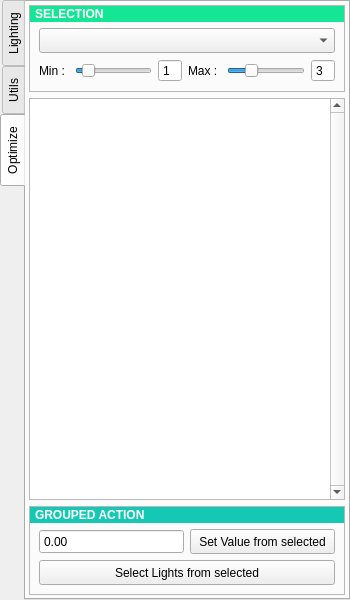
Above: src/resources/ui/jmLightToolkitUI.ui from JsnMertens/maya-lightToolkit before the change. Below: the same form after it.
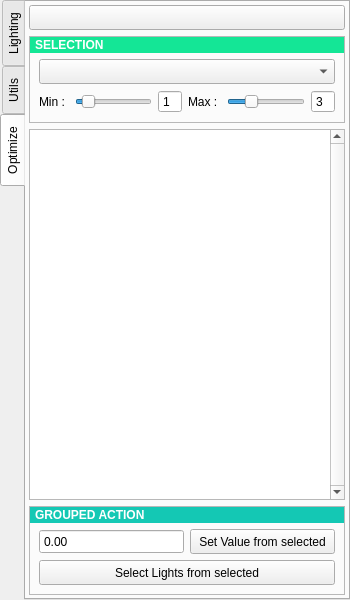
That is the form after the change. The open tabs and pages were chosen to show the change.

Commit message: lightOptimizer implemented - LightToolkit 2.0

Patch:
```diff
--- a/src/resources/ui/jmLightToolkitUI.ui
+++ b/src/resources/ui/jmLightToolkitUI.ui
@@ -2683,6 +2683,28 @@
        <property name="bottomMargin">
         <number>3</number>
        </property>
+       <item>
+        <widget class="QPushButton" name="pushButton_lightOptimizer_sync">
+         <property name="minimumSize">
+          <size>
+           <width>0</width>
+           <height>25</height>
+          </size>
+         </property>
+         <property name="maximumSize">
+          <size>
+           <width>16777215</width>
+           <height>25</height>
+          </size>
+         </property>
+         <property name="text">
+          <string/>
+         </property>
+         <property name="checkable">
+          <bool>true</bool>
+         </property>
+        </widget>
+       </item>
        <item>
         <widget class="QFrame" name="frame_5">
          <property name="frameShape">
```
Left out of the diff: 22 changed lines with no effect on the pictures. The commit also changes 5 other files.
